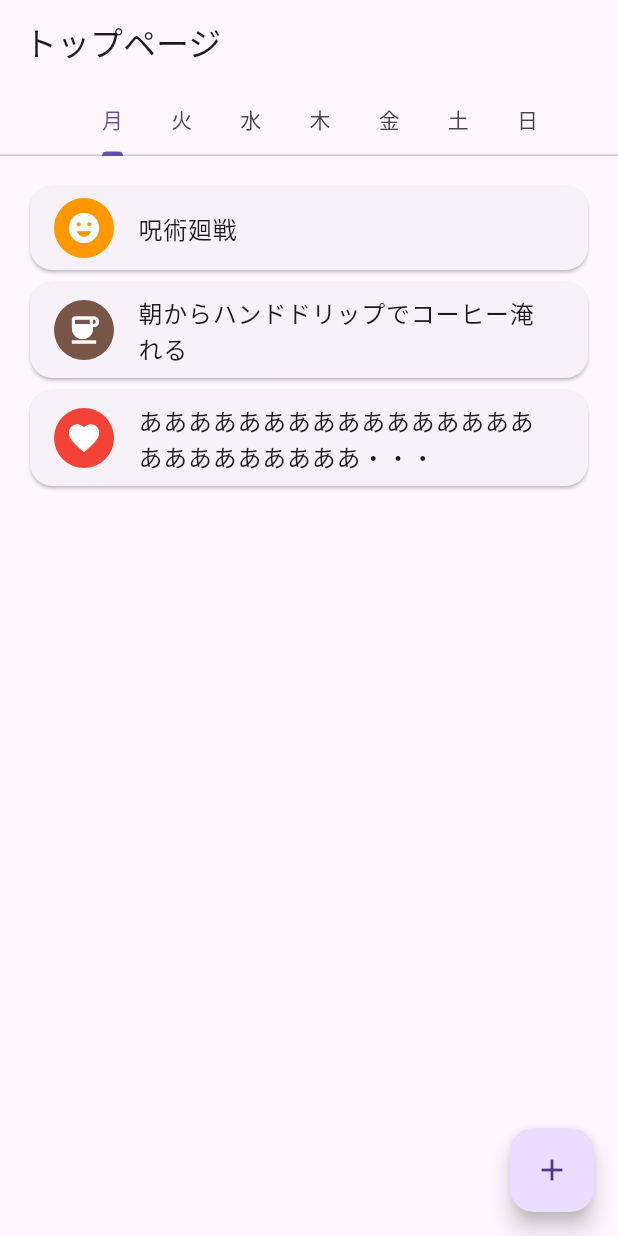
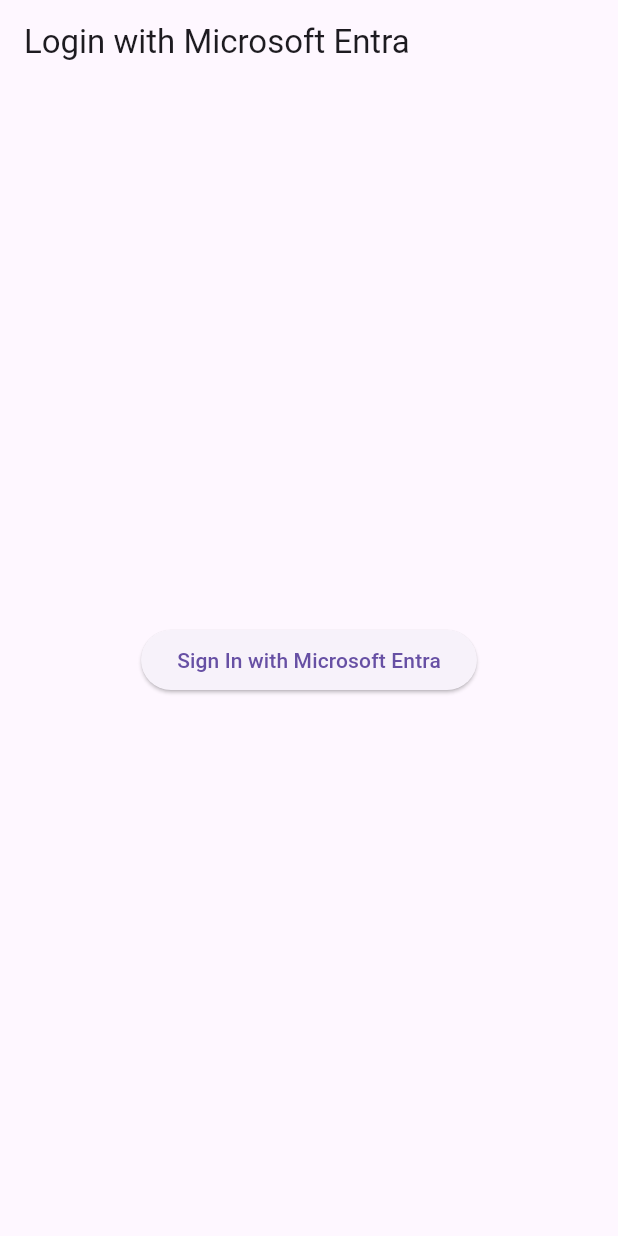
Before and after one commit to kskgit/happy-stack, a Flutter app: the screen it shows after launch, on a phone screen of 412 x 824 dp. Run offline on Flutter 3.47's test engine with Material 3 defaults, Android fonts, the phone set to English and light mode, and no system bars; our stand-ins replace flutter_dotenv, flutter_riverpod; missing offline and left inert: flutter_appauth.

Commit message:
ログインしてから別ページに画面遷移するまで

```diff
--- /dev/null
+++ b/lib/login_screen.dart
@@ -0,0 +1,37 @@
+import 'package:flutter/material.dart';
+import 'package:flutter_riverpod/flutter_riverpod.dart';
+
+import 'package:flutter_tutorial/auth_service.dart';
+
+class LoginScreen extends ConsumerWidget {
+  const LoginScreen({super.key});
+
+  @override
+  Widget build(BuildContext context, WidgetRef ref) {
+    final authService = ref.watch(authProvider);
+
+    return Scaffold(
+      appBar: AppBar(
+        title: const Text('Login with Microsoft Entra'),
+      ),
+      body: Center(
+        child: authService.isSignedIn
+            ? Column(
+          mainAxisAlignment: MainAxisAlignment.center,
+          children: [
+            const Text('Hello'),
+            const SizedBox(height: 20),
+            ElevatedButton(
+              onPressed: authService.signOut,
+              child: const Text('Sign Out'),
+            ),
+          ],
+        )
+            : ElevatedButton(
+          onPressed: () async {await authService.signIn(context);},
+          child: const Text('Sign In with Microsoft Entra'),
+        ),
+      ),
+    );
+  }
+}
--- a/lib/main.dart
+++ b/lib/main.dart
@@ -1,9 +1,11 @@
 import 'package:flutter/material.dart';
-import 'package:flutter_appauth/flutter_appauth.dart';
 import 'package:flutter_dotenv/flutter_dotenv.dart';
+import 'package:flutter_riverpod/flutter_riverpod.dart';
+import 'package:flutter_tutorial/auth_service.dart';
+import 'package:flutter_tutorial/login_screen.dart';
 
 void main() async {
-  await dotenv.load(fileName: '.env');
+  await dotenv.load();
   runApp(const MyApp());
 }
 
@@ -13,8 +15,10 @@ class MyApp extends StatelessWidget {
   // This widget is the root of your application.
   @override
   Widget build(BuildContext context) {
-    return const MaterialApp(
-      home: HomePage(),
+    return const ProviderScope(
+      child: MaterialApp(
+        home: LoginScreen(),
+      ),
     );
   }
 }
@@ -24,6 +28,7 @@ class HomePage extends StatelessWidget {
 
   @override
   Widget build(BuildContext context) {
+    // final authService = ref.watch(authProvider);
     return DefaultTabController(
       length: 7,
       child: Scaffold(
@@ -42,7 +47,7 @@ class HomePage extends StatelessWidget {
             ],
           ),
         ),
-        body: TabBarView(
+        body: const TabBarView(
           children: [
             DayView(),
             DayView(),
@@ -63,11 +68,13 @@ class HomePage extends StatelessWidget {
 }
 
 class DayView extends StatelessWidget {
+  const DayView({super.key});
+
   @override
   Widget build(BuildContext context) {
     return ListView(
-      padding: const EdgeInsets.all(16.0),
-      children: [
+      padding: const EdgeInsets.all(16),
+      children: const [
         EventCard(
           icon: Icons.emoji_emotions,
           text: '呪術廻戦',
@@ -90,17 +97,17 @@ class DayView extends StatelessWidget {
 
 
 class EventCard extends StatelessWidget {
+
+  const EventCard({required this.icon, required this.text, required this.iconBgColor, super.key});
   final IconData icon;
   final String text;
   final Color iconBgColor;
-
-  EventCard({required this.icon, required this.text, required this.iconBgColor});
 
   @override
   Widget build(BuildContext context) {
     return Card(
       shape: RoundedRectangleBorder(
-        borderRadius: BorderRadius.circular(15.0),
+        borderRadius: BorderRadius.circular(15),
       ),
       child: ListTile(
         leading: CircleAvatar(
@@ -112,23 +119,3 @@ class EventCard extends StatelessWidget {
     );
   }
 }
-
-
-FlutterAppAuth appAuth = const FlutterAppAuth();
-
-auth() async {
-  try {
-    final AuthorizationTokenResponse? result = await appAuth.authorizeAndExchangeCode(
-      AuthorizationTokenRequest(
-        dotenv.get('CLIENT_ID'),
-        dotenv.get('REDIRECT_URL'),
-        discoveryUrl: dotenv.get('DISCOVERY_URL'),
-        scopes: ['openid'],
-      ),
-    );
-    print(result?.accessToken);
-  } catch (e) {
-    print('Error during authorization: $e');
-    throw e;
-  }
-}
```
Also changed, not shown: lib/auth_service.dart (added, +39 -0 lines).
